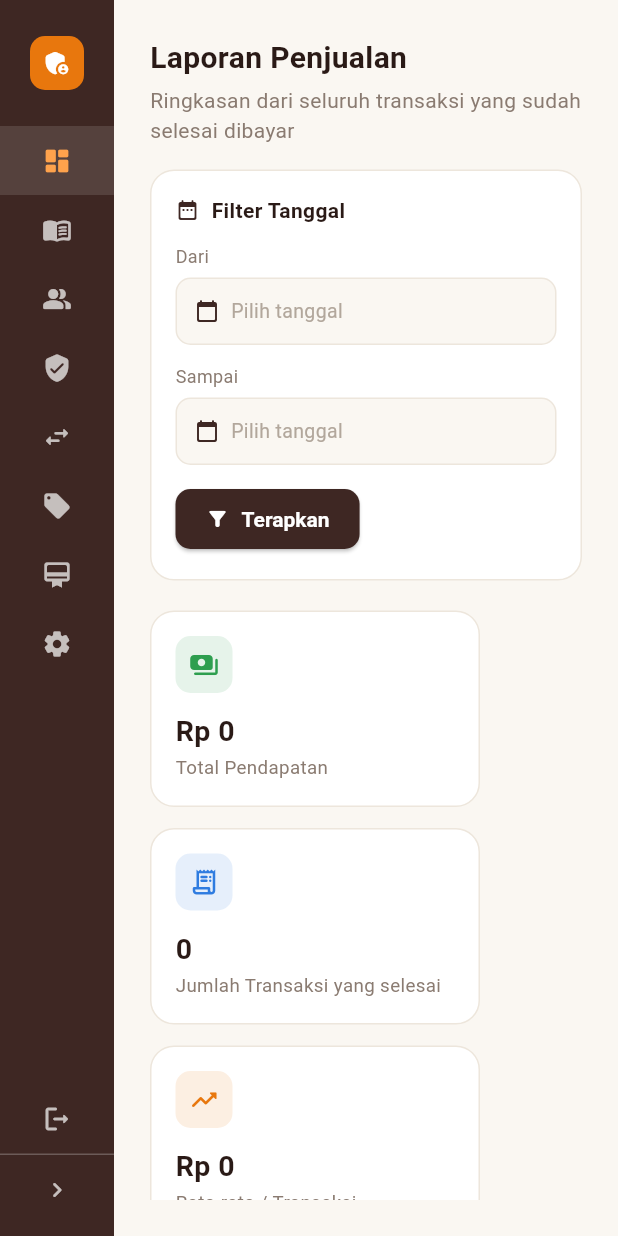
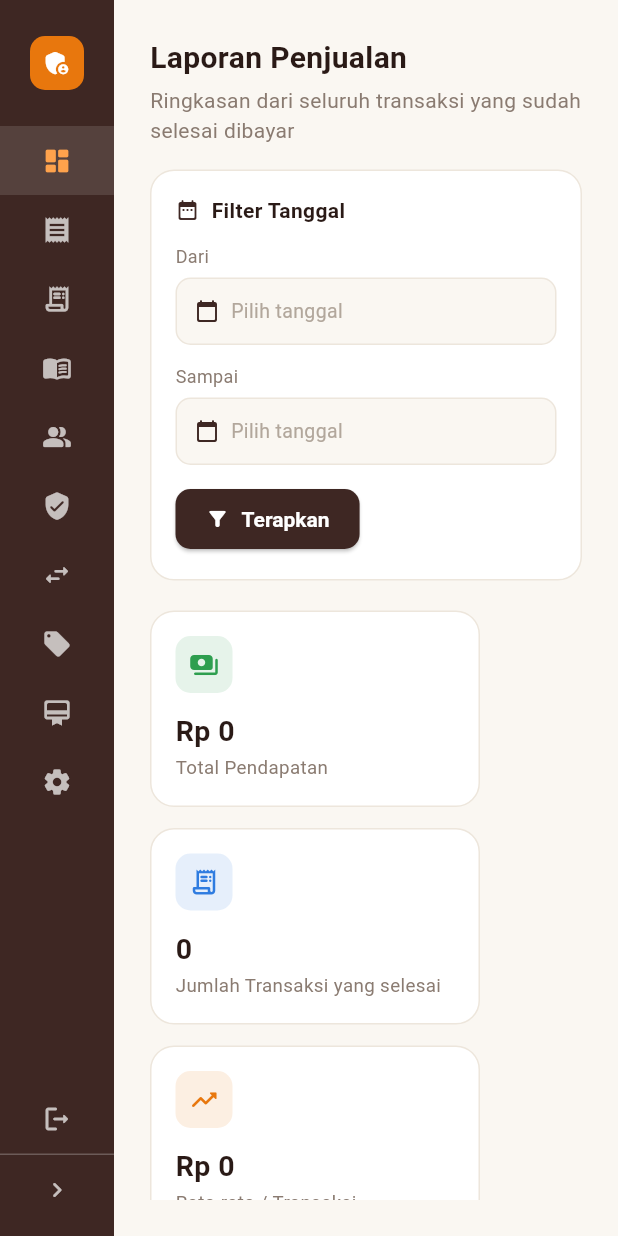
Before and after one commit to fajardsx/pikoelan_nusantara_app, a Flutter app: the AdminShellScreen screen opened by its route, on a phone screen of 412 x 824 dp. Run offline on Flutter 3.47's test engine with Material 3 defaults, Android fonts, the phone set to English and light mode, and no system bars; our stand-ins replace cached_network_image, dio, equatable, file_picker, flutter_secure_storage, flutter_svg and 14 more; missing offline and left inert: cached_network_image_platform_interface, dart:html, dart:js_interop, dio_http_cache_lts, esc_pos_utils_plus, logarte and 1 more; accounts and stored records are empty; statements that could not run were skipped.

Commit message:
- FEAT : add searchbar di create order. - FEAT : add create order dan kelola order di admin menu

```diff
--- a/config.dev.json
+++ b/config.dev.json
@@ -1,5 +1,5 @@
 {
-  "BASE_URL": "http://192.168.1.7:3000/",
+  "BASE_URL": "https://menu-maju-backend.onrender.com/",
   "BASE_URL_ONRENDER": "https://menu-maju-backend.onrender.com/",
   "BASE_URL_REPLIT": "https://my-first-backend--fajardsx.replit.app/",
   "BASE_URL_LOCAL": "http://10.31.142.163:3000/",
--- a/lib/features/admin/data/datasources/dashboard_remote_datasource.dart
+++ b/lib/features/admin/data/datasources/dashboard_remote_datasource.dart
@@ -17,7 +17,10 @@ abstract class DashboardRemoteDataSource {
 class DashboardRemoteDataSourceImpl implements DashboardRemoteDataSource {
   @override
   Future<TenantResponse> getMyTenant() async {
-    final res = await DioClient.instance.get(ApiKeys.tenantMe);
+    final res = await DioClient.instance.get(
+      ApiKeys.tenantMe,
+      forceRefresh: true,
+    );
     return TenantResponse.fromJson(res.data);
   }
 
--- a/lib/features/admin/presentation/pages/admin_shell_screen.dart
+++ b/lib/features/admin/presentation/pages/admin_shell_screen.dart
@@ -1,14 +1,21 @@
 import 'package:flutter/material.dart';
 import 'package:provider/provider.dart';
+import 'package:restauran_menu/core/common/common_utils.dart';
 import 'package:restauran_menu/core/di/injector.dart';
 import 'package:restauran_menu/features/admin/presentation/pages/admin_pengaturan_screen.dart';
 import 'package:restauran_menu/features/admin/presentation/provider/admin_provider.dart';
 import 'package:restauran_menu/features/admin/presentation/widgets/admin_sidebar.dart';
+import 'package:restauran_menu/features/kasir/presentation/pages/kasir_create_order_screen.dart';
 import 'package:restauran_menu/features/kasir/presentation/pages/kasir_laporan_screen.dart';
 import 'package:restauran_menu/features/kasir/presentation/pages/transaction_history_screen.dart';
 import 'package:restauran_menu/features/kasir/presentation/provider/kasir_provider.dart';
+import 'package:restauran_menu/features/kasir/presentation/widgets/order_detail_panel.dart';
+import 'package:restauran_menu/features/kasir/presentation/widgets/order_list_panel.dart';
+import 'package:restauran_menu/features/kasir/presentation/widgets/payment_panel.dart';
 import 'package:restauran_menu/features/members/presentation/pages/member_screen.dart';
 import 'package:restauran_menu/features/menu/presentation/pages/kelola_menu_screen.dart';
+import 'package:restauran_menu/features/notifications/domain/entities/order_stream_role.dart';
+import 'package:restauran_menu/features/notifications/presentation/provider/order_stream_provider.dart';
 import 'package:restauran_menu/features/permissions/presentation/pages/permission_config_screen.dart';
 import 'package:restauran_menu/features/promos/presentation/pages/promo_screen.dart';
 import 'package:restauran_menu/features/staff/presentation/pages/staff_screen.dart';
@@ -41,22 +48,55 @@ class _AdminShellScreenState extends State<AdminShellScreen> {
   );
 
   Widget _buildContent() {
+    bool useExpanded = isMobileView(context);
     switch (_selectedIndex) {
       case 0:
         return const KasirDashboardView(); // Use as dashboard statistics
       case 1:
+        return const KasirCreateOrderScreen();
+      case 2:
+        //return const OrdersScreen();
+        return useExpanded
+            ? const Row(
+                children: [
+                  OrderListPanel(),
+                  VerticalDivider(width: 1, color: RestaurantColors.cardBorder),
+                  Expanded(child: OrderDetailPanel()),
+                  VerticalDivider(width: 1, color: RestaurantColors.cardBorder),
+                  PaymentPanel(),
+                ],
+              )
+            : const SingleChildScrollView(
+                scrollDirection: Axis.horizontal,
+                child: Row(
+                  children: [
+                    OrderListPanel(),
+                    VerticalDivider(
+                      width: 1,
+                      color: RestaurantColors.cardBorder,
+                    ),
+                    OrderDetailPanel(),
+                    VerticalDivider(
+                      width: 1,
+                      color: RestaurantColors.cardBorder,
+                    ),
+                    PaymentPanel(),
+                  ],
+                ),
+              );
+      case 3:
         return const KelolaMenuScreen();
-      case 2:
+      case 4:
         return const StaffScreen();
-      case 3:
+      case 5:
         return const PermissionConfigScreen();
-      case 4:
+      case 6:
         return const TransactionHistoryScreen();
-      case 5:
+      case 7:
         return const PromoScreen();
-      case 6:
+      case 8:
         return const MemberScreen();
-      case 7:
+      case 9:
         return const AdminPengaturanScreen();
       default:
         return const SizedBox.shrink();
@@ -65,9 +105,20 @@ class _AdminShellScreenState extends State<AdminShellScreen> {
 
   @override
   Widget build(BuildContext context) {
-    // Provide KasirProvider because KasirLaporanScreen needs it to compute reports
-    return ChangeNotifierProvider.value(
-      value: sl<KasirProvider>(),
+    return MultiProvider(
+      providers: [
+        ChangeNotifierProvider(
+          create: (context) => sl<KasirProvider>()..load(),
+        ),
+        ChangeNotifierProvider(
+          create: (context) =>
+              sl<OrderStreamProvider>()..start(role: OrderStreamRole.kasir),
+        ),
+        // ChangeNotifierProvider(
+        //   create: (context) =>
+        //       sl<PermissionProvider>()..loadMyPermission(forceRefresh: true),
+        // ),
+      ],
       child: Scaffold(
         backgroundColor: RestaurantColors.background,
         body: Row(
--- a/lib/features/admin/presentation/widgets/admin_sidebar.dart
+++ b/lib/features/admin/presentation/widgets/admin_sidebar.dart
@@ -26,6 +26,8 @@ class AdminSidebar extends StatelessWidget {
 
   static const _items = [
     (icon: Icons.dashboard_rounded, label: 'Dashboard'),
+    (icon: Icons.receipt, label: 'Buat Pesanan'), // Khusus Kasir
+    (icon: Icons.receipt_long_rounded, label: 'Daftar Pesanan'), // Khusus kasir
     (icon: Icons.menu_book_rounded, label: 'Menu'),
     (icon: Icons.people_alt_rounded, label: 'Staf'),
     (icon: Icons.verified_user_rounded, label: 'Hak Akses'),
@@ -103,7 +105,9 @@ class AdminSidebar extends StatelessWidget {
                 ],
               ),
             ),
-            ...List.generate(_items.length, (index) {
+            Expanded(
+              child: ListView(
+                children: List.generate(_items.length, (index) {
                   final item = _items[index];
                   final selected = index == selectedIndex;
                   return SidebarTile(
@@ -114,7 +118,9 @@ class AdminSidebar extends StatelessWidget {
                     onTap: () => onSelect(index),
                   );
                 }),
-            const Spacer(),
+              ),
+            ),
+            const SizedBox(height: 8),
             SidebarTile(
               icon: Icons.logout_rounded,
               label: 'Keluar',
--- a/lib/features/customers/presentation/provider/public_menu_provider.dart
+++ b/lib/features/customers/presentation/provider/public_menu_provider.dart
@@ -112,11 +112,11 @@ class PublicMenuProvider extends ChangeNotifier {
         s,
         forceRefresh: forceRefresh,
       );
-      // debugPrint("public menu : $data");
+      debugPrint("silentLoad public menu : ${data.items}");
       tenant = data.tenant;
       categories = data.categories;
       items = data.items.where((e) => e.isAvailable).toList();
-      //await initLocalMyTenant(tenant!);
+      await initLocalMyTenant(tenant!);
       status = PublicMenuStatus.loaded;
     } catch (e) {
       errorMessage = e.toString().replaceFirst('Exception: ', '');
--- a/pubspec.yaml
+++ b/pubspec.yaml
@@ -16,7 +16,7 @@ publish_to: "none" # Remove this line if you wish to publish to pub.dev
 # https://developer.apple.com/library/archive/documentation/General/Reference/InfoPlistKeyReference/Articles/CoreFoundationKeys.html
 # In Windows, build-name is used as the major, minor, and patch parts
 # of the product and file versions while build-number is used as the build suffix.
-version: 1.1.5+5
+version: 1.1.6+6
 
 environment:
   sdk: ^3.11.0
```
Also changed, not shown: lib/features/kasir/presentation/pages/kasir_create_order_screen.dart (+20 -3 lines), lib/features/menu/presentation/pages/kelola_menu_screen.dart (+46 -45 lines). Lines whose indentation alone changed are shown as unchanged.
